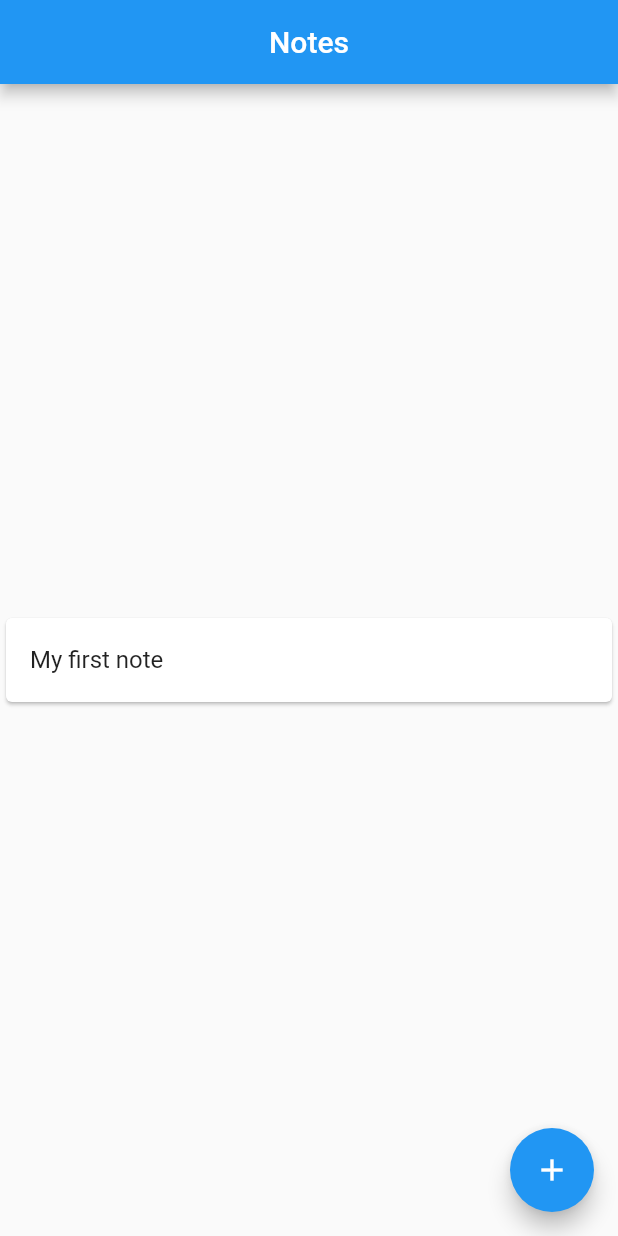
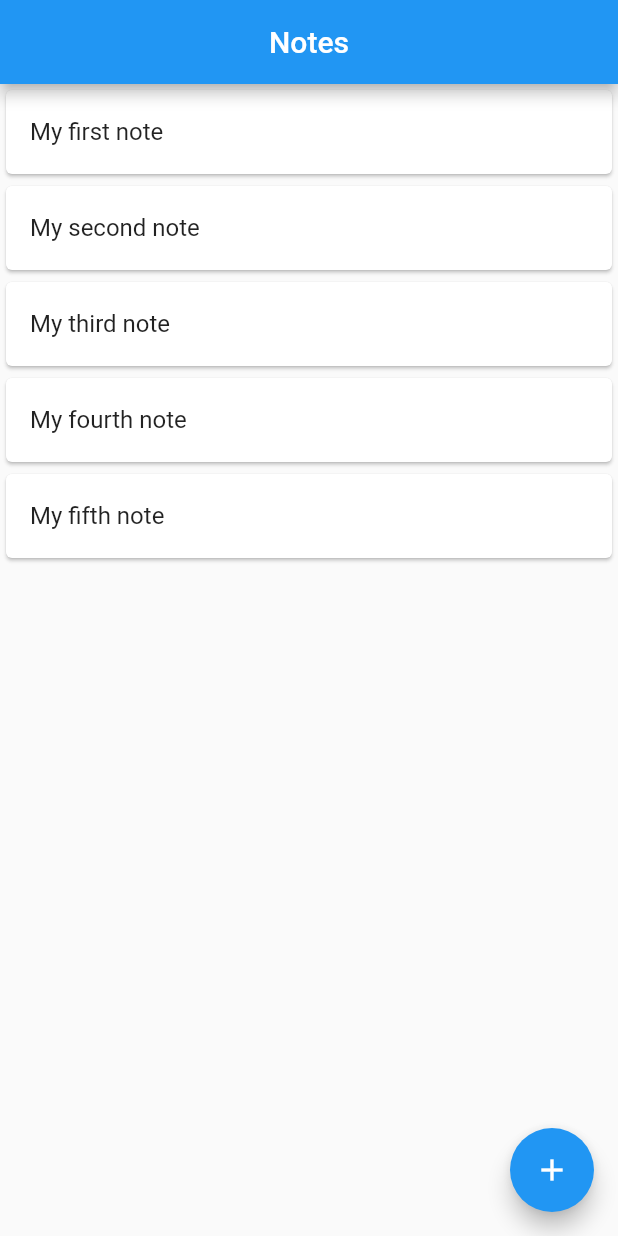
Before and after one commit to jeff5m/notes-flutter, a Flutter app: the screen it shows after launch, on a phone screen of 412 x 824 dp. Run offline on Flutter 3.47's test engine with Material 2 defaults, Android fonts, the phone set to English and light mode, and no system bars.

Commit message:
add Column

```diff
--- a/lib/home_page.dart
+++ b/lib/home_page.dart
@@ -8,12 +8,34 @@ class HomePage extends StatelessWidget {
         title: Text("Notes"),
         centerTitle: true,
       ),
-      body: Center(
-        child: Card(
-          child: ListTile(
-            title: Text("My first note"),
+      body: Column(
+        children: [
+          Card(
+            child: ListTile(
+              title: Text("My first note"),
+            ),
           ),
-        ),
+          Card(
+            child: ListTile(
+              title: Text("My second note"),
+            ),
+          ),
+          Card(
+            child: ListTile(
+              title: Text("My third note"),
+            ),
+          ),
+          Card(
+            child: ListTile(
+              title: Text("My fourth note"),
+            ),
+          ),
+          Card(
+            child: ListTile(
+              title: Text("My fifth note"),
+            ),
+          ),
+        ],
       ),
       floatingActionButton: FloatingActionButton(
         child: Icon(Icons.add),
```
